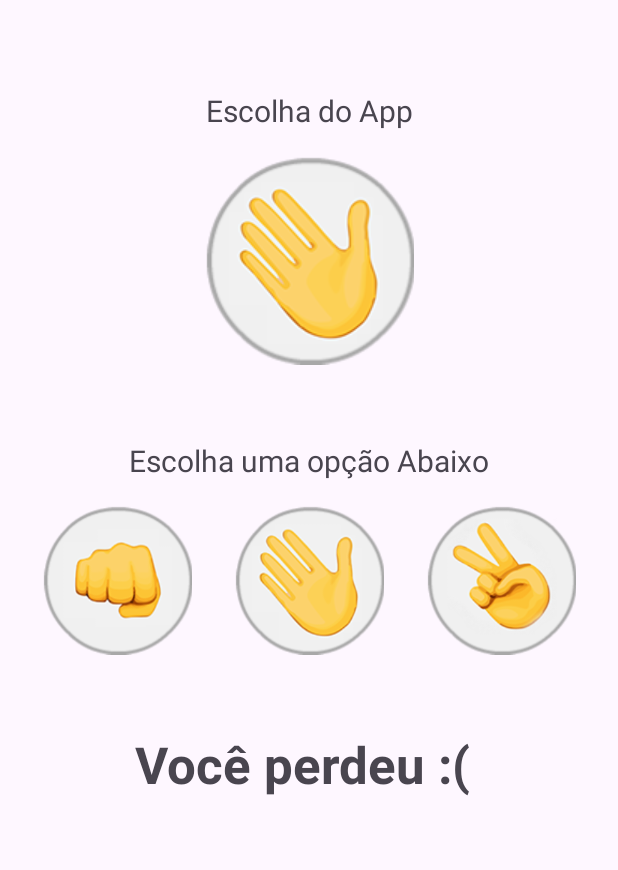
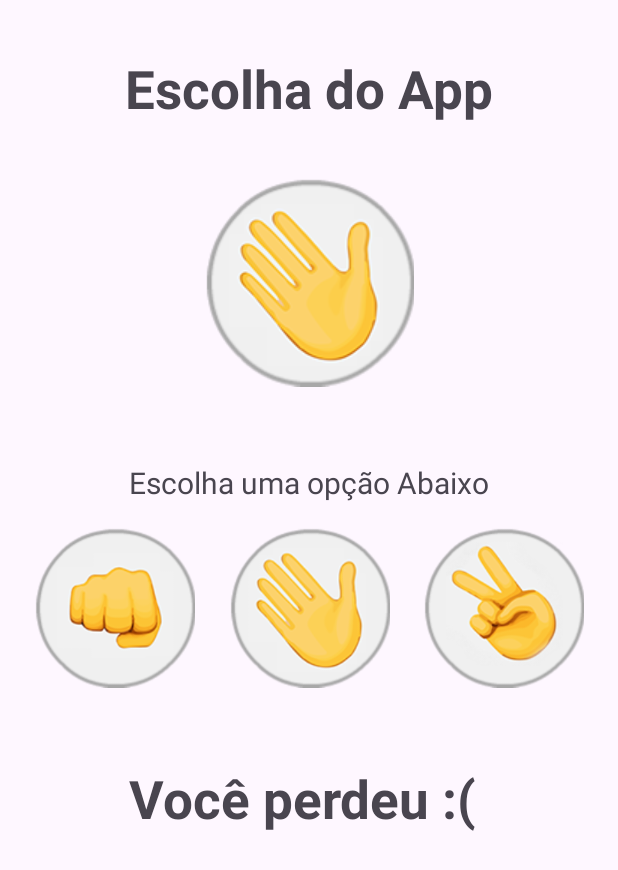
Before and after one commit to APOLOWILKER/jokenPoApp, an Android app: the screen it shows after launch (MainActivity), after a tap on an icon or button, on a phone screen of 412 x 824 dp. Shown: the top 870 px of the screen. Run offline under Robolectric (Android 15) with nearby library versions, the phone set to English and light mode, and no system bars.

Commit message:
fix: remove onClick in global

```diff
--- a/app/src/main/java/com/apolowilker/appjokenpo/MainActivity.java
+++ b/app/src/main/java/com/apolowilker/appjokenpo/MainActivity.java
@@ -47,7 +47,7 @@ public class MainActivity extends AppCompatActivity {
 
         String choicePC = choices[randomNumber];
 
-        ImageView imageApp = findViewById(R.id.image_app);
+        ImageView imageApp = findViewById(R.id.ivPChoice);
         switch (choicePC){
             case "pedra" :
                 imageApp.setImageResource(R.drawable.pedra);
--- a/app/src/main/res/layout/activity_main.xml
+++ b/app/src/main/res/layout/activity_main.xml
@@ -5,26 +5,27 @@
     android:id="@+id/main"
     android:layout_width="match_parent"
     android:layout_height="match_parent"
-    android:onClick="selectStone"
     tools:context=".MainActivity">
 
     <TextView
         android:id="@+id/textView"
         android:layout_width="wrap_content"
         android:layout_height="wrap_content"
-        android:layout_marginTop="60dp"
-        android:text="Escolha do App"
-        android:textSize="20sp"
+        android:layout_marginTop="35sp"
+        android:text="@string/pc_choice"
+        android:textSize="35sp"
+        android:textStyle="bold"
         app:layout_constraintEnd_toEndOf="parent"
         app:layout_constraintHorizontal_bias="0.5"
         app:layout_constraintStart_toStartOf="parent"
         app:layout_constraintTop_toTopOf="parent" />
 
     <ImageView
-        android:id="@+id/image_app"
+        android:id="@+id/ivPChoice"
         android:layout_width="140dp"
         android:layout_height="140dp"
-        android:layout_marginTop="16dp"
+        android:layout_marginTop="35dp"
+        android:contentDescription="@string/pc_choice"
         app:layout_constraintEnd_toEndOf="parent"
         app:layout_constraintHorizontal_bias="0.5"
         app:layout_constraintStart_toStartOf="parent"
@@ -41,12 +42,12 @@
         app:layout_constraintEnd_toEndOf="parent"
         app:layout_constraintHorizontal_bias="0.5"
         app:layout_constraintStart_toStartOf="parent"
-        app:layout_constraintTop_toBottomOf="@+id/image_app" />
+        app:layout_constraintTop_toBottomOf="@+id/ivPChoice" />
 
     <ImageView
         android:id="@+id/pedra_image"
-        android:layout_width="100dp"
-        android:layout_height="100dp"
+        android:layout_width="107dp"
+        android:layout_height="107dp"
         android:layout_marginTop="16dp"
         android:onClick="selectStone"
         app:layout_constraintEnd_toStartOf="@+id/papel_image"
@@ -57,8 +58,8 @@
 
     <ImageView
         android:id="@+id/papel_image"
-        android:layout_width="100dp"
-        android:layout_height="100dp"
+        android:layout_width="107dp"
+        android:layout_height="107dp"
         android:layout_marginTop="16dp"
         android:onClick="selectPaper"
         app:layout_constraintEnd_toStartOf="@+id/tesoura_image"
@@ -69,8 +70,8 @@
 
     <ImageView
         android:id="@+id/tesoura_image"
-        android:layout_width="100dp"
-        android:layout_height="100dp"
+        android:layout_width="107dp"
+        android:layout_height="107dp"
         android:layout_marginTop="16dp"
         android:onClick="selectScissors"
         app:layout_constraintEnd_toEndOf="parent"
@@ -85,7 +86,7 @@
         android:layout_height="wrap_content"
         android:layout_marginTop="50dp"
         android:text="Resultado"
-        android:textSize="34sp"
+        android:textSize="35sp"
         android:textStyle="bold"
         app:layout_constraintEnd_toEndOf="parent"
         app:layout_constraintHorizontal_bias="0.5"
--- a/app/src/main/res/values/strings.xml
+++ b/app/src/main/res/values/strings.xml
@@ -1,3 +1,4 @@
 <resources>
     <string name="app_name">appJokenPo</string>
+    <string name="pc_choice">Escolha do App</string>
 </resources>
```
